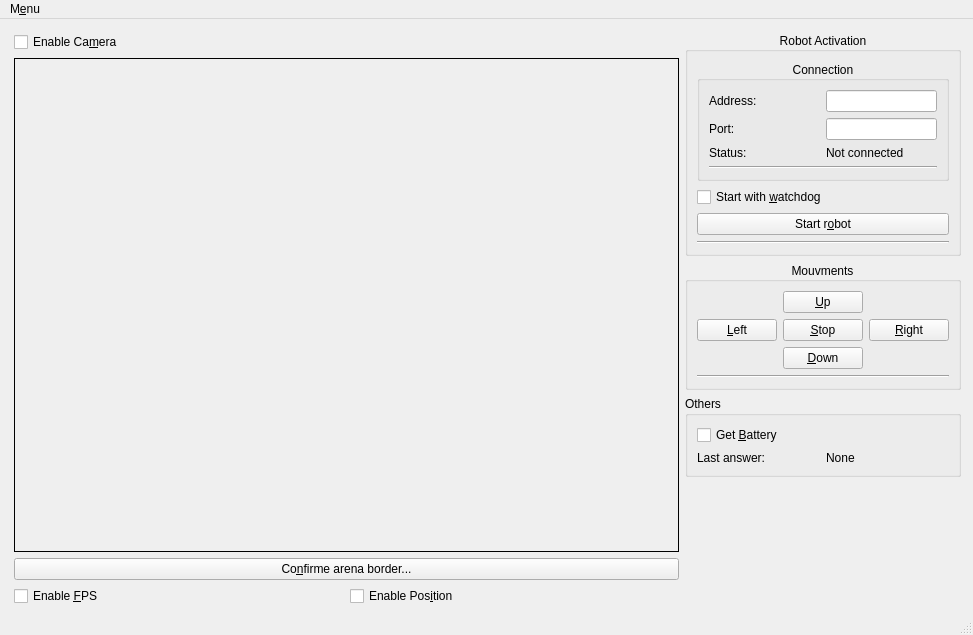
First picture: the form in software/monitor/monitor-python-qt/ui/main_window.ui, repository INSA-GEI/dumber, before the edit.
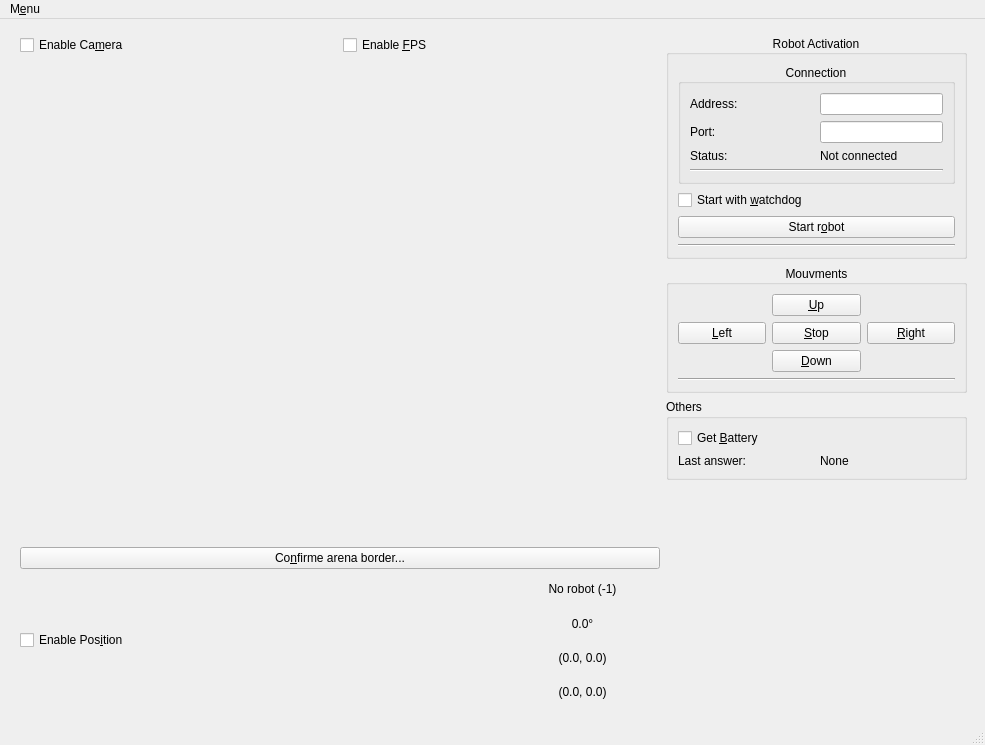
Second picture: the form after the edit. Icons and pictures are not drawn.

Diff of the .ui file:
```diff
--- a/software/monitor/monitor-python-qt/ui/main_window.ui
+++ b/software/monitor/monitor-python-qt/ui/main_window.ui
@@ -6,14 +6,14 @@
    <rect>
     <x>0</x>
     <y>0</y>
-    <width>973</width>
-    <height>635</height>
+    <width>985</width>
+    <height>745</height>
    </rect>
   </property>
   <property name="minimumSize">
    <size>
-    <width>973</width>
-    <height>635</height>
+    <width>985</width>
+    <height>745</height>
    </size>
   </property>
   <property name="windowTitle">
@@ -23,26 +23,37 @@
    <widget class="QWidget" name="">
     <property name="geometry">
      <rect>
-      <x>14</x>
-      <y>13</y>
+      <x>20</x>
+      <y>16</y>
       <width>947</width>
-      <height>574</height>
+      <height>671</height>
      </rect>
     </property>
-    <layout class="QHBoxLayout" name="horizontalLayout_6">
+    <layout class="QHBoxLayout" name="horizontalLayout_7">
      <item>
       <layout class="QVBoxLayout" name="verticalLayout_4">
        <item>
-        <widget class="QCheckBox" name="checkBox_enableCamera">
-         <property name="text">
-          <string>Enable Ca&amp;mera</string>
-         </property>
-        </widget>
+        <layout class="QHBoxLayout" name="horizontalLayout_3">
+         <item>
+          <widget class="QCheckBox" name="checkBox_enableCamera">
+           <property name="text">
+            <string>Enable Ca&amp;mera</string>
+           </property>
+          </widget>
+         </item>
+         <item>
+          <widget class="QCheckBox" name="checkBox_enableFPS">
+           <property name="text">
+            <string>Enable &amp;FPS</string>
+           </property>
+          </widget>
+         </item>
+        </layout>
        </item>
        <item>
         <widget class="QLabel" name="label_Image">
          <property name="sizePolicy">
-          <sizepolicy hsizetype="Expanding" vsizetype="Expanding">
+          <sizepolicy hsizetype="Fixed" vsizetype="Fixed">
            <horstretch>0</horstretch>
            <verstretch>0</verstretch>
           </sizepolicy>
@@ -60,7 +71,7 @@
           </size>
          </property>
          <property name="frameShape">
-          <enum>QFrame::Box</enum>
+          <enum>QFrame::NoFrame</enum>
          </property>
          <property name="text">
           <string/>
@@ -75,14 +86,7 @@
         </widget>
        </item>
        <item>
-        <layout class="QHBoxLayout" name="horizontalLayout_3">
-         <item>
-          <widget class="QCheckBox" name="checkBox_enableFPS">
-           <property name="text">
-            <string>Enable &amp;FPS</string>
-           </property>
-          </widget>
-         </item>
+        <layout class="QHBoxLayout" name="horizontalLayout_6">
          <item>
           <widget class="QCheckBox" name="checkBox_enablePosition">
            <property name="text">
@@ -90,6 +94,102 @@
            </property>
           </widget>
          </item>
+         <item>
+          <layout class="QGridLayout" name="gridLayout_2">
+           <item row="0" column="0">
+            <widget class="QLabel" name="label_100">
+             <property name="text">
+              <string/>
+             </property>
+             <property name="pixmap">
+              <pixmap>../res/icons8-robot-24.png</pixmap>
+             </property>
+             <property name="alignment">
+              <set>Qt::AlignCenter</set>
+             </property>
+            </widget>
+           </item>
+           <item row="0" column="1">
+            <widget class="QLabel" name="label_RobotID">
+             <property name="text">
+              <string>No robot (-1)</string>
+             </property>
+             <property name="alignment">
+              <set>Qt::AlignCenter</set>
+             </property>
+            </widget>
+           </item>
+           <item row="1" column="0">
+            <widget class="QLabel" name="label_102">
+             <property name="text">
+              <string/>
+             </property>
+             <property name="pixmap">
+              <pixmap>../res/icons8-azimuth-24.png</pixmap>
+             </property>
+             <property name="alignment">
+              <set>Qt::AlignCenter</set>
+             </property>
+            </widget>
+           </item>
+           <item row="1" column="1">
+            <widget class="QLabel" name="label_RobotAngle">
+             <property name="text">
+              <string>0.0°</string>
+             </property>
+             <property name="alignment">
+              <set>Qt::AlignCenter</set>
+             </property>
+            </widget>
+           </item>
+           <item row="2" column="0">
+            <widget class="QLabel" name="label_101">
+             <property name="text">
+              <string/>
+             </property>
+             <property name="pixmap">
+              <pixmap>../res/icons8-emplacement-off-24.png</pixmap>
+             </property>
+             <property name="alignment">
+              <set>Qt::AlignCenter</set>
+             </property>
+            </widget>
+           </item>
+           <item row="2" column="1">
+            <widget class="QLabel" name="label_RobotPos">
+             <property name="text">
+              <string>(0.0, 0.0)</string>
+             </property>
+             <property name="alignment">
+              <set>Qt::AlignCenter</set>
+             </property>
+            </widget>
+           </item>
+           <item row="3" column="0">
+            <widget class="QLabel" name="label_103">
+             <property name="text">
+              <string/>
+             </property>
+             <property name="pixmap">
+              <pixmap>../res/icons8-flèche-haut-gauche-24.png</pixmap>
+             </property>
+             <property name="alignment">
+              <set>Qt::AlignCenter</set>
+             </property>
+            </widget>
+           </item>
+           <item row="3" column="1">
+            <widget class="QLabel" name="label_RobotDirection">
+             <property name="text">
+              <string>(0.0, 0.0)</string>
+             </property>
+             <property name="alignment">
+              <set>Qt::AlignCenter</set>
+             </property>
+            </widget>
+           </item>
+          </layout>
+         </item>
         </layout>
        </item>
       </layout>
@@ -353,7 +453,7 @@
     <rect>
      <x>0</x>
      <y>0</y>
-     <width>973</width>
+     <width>985</width>
      <height>22</height>
     </rect>
    </property>
```
